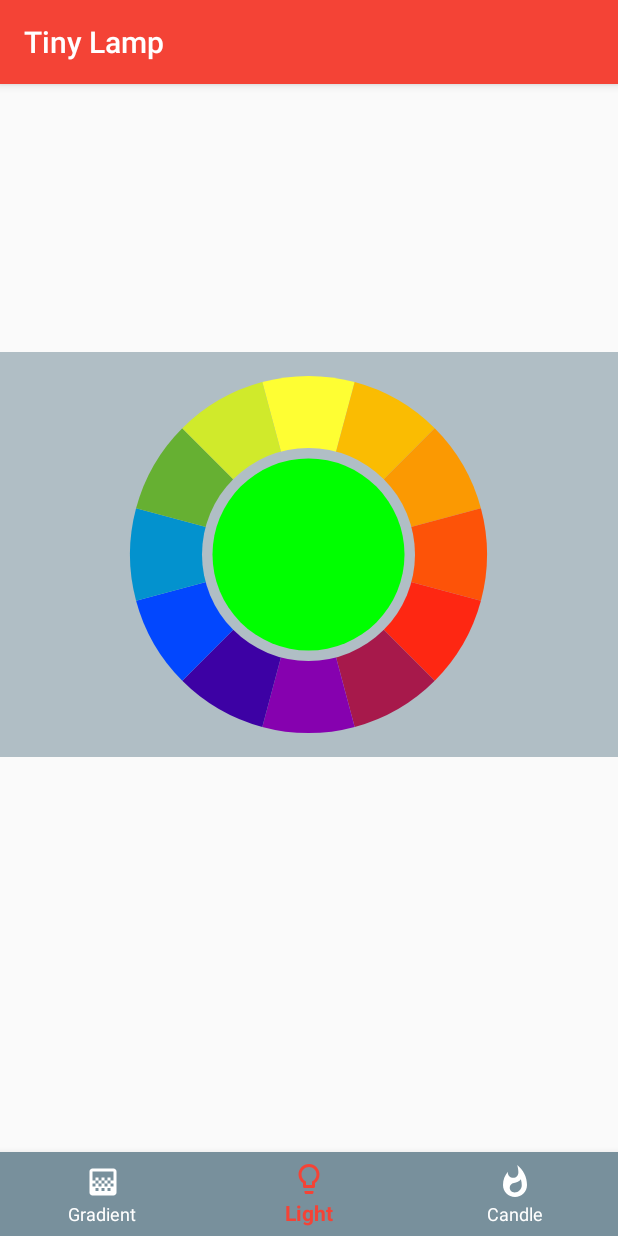
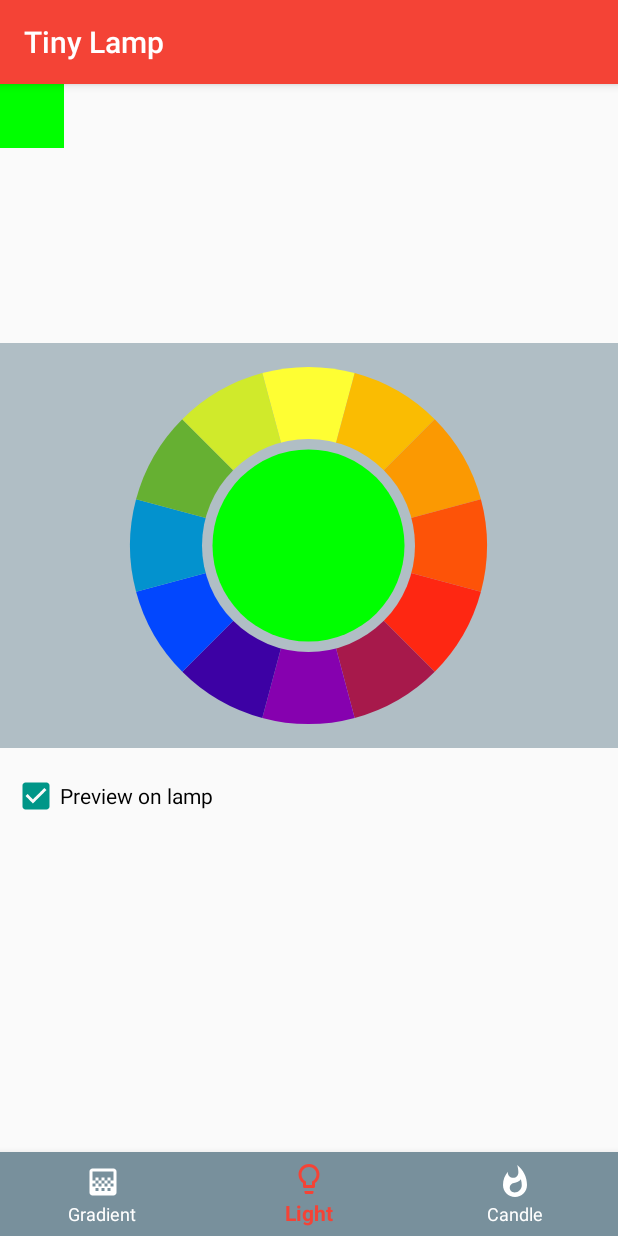
Before and after one commit to dector/tlamp, an Android app: the screen it shows after launch (MainActivity), on a phone screen of 412 x 824 dp. Run offline under Robolectric (Android 15) with nearby library versions, the light colour scheme and no system bars.

Commit message:
Android ~ Preview checkbox & lamp state visualisation

```diff
--- a/android/app/src/main/kotlin/io/github/dector/tlamp/MainActivity.kt
+++ b/android/app/src/main/kotlin/io/github/dector/tlamp/MainActivity.kt
@@ -1,14 +1,23 @@
 package io.github.dector.tlamp
 
+import android.graphics.Color
 import android.os.Bundle
+import android.support.v4.app.Fragment
 import android.support.v4.view.ViewPager
 import android.support.v7.app.AppCompatActivity
+import android.view.LayoutInflater
+import android.view.View
+import android.view.ViewGroup
+import io.github.dector.tlamp.color_wheel.solid
 import io.github.dector.tlamp.common.selectCentralItem
 import io.github.dector.tlamp.common.selectItemAtPosition
+import io.github.dector.tlamp.connection.MockLampDataLoader
 import io.github.dector.tlamp.content.ContentPagerAdapter
 import kotlinx.android.synthetic.main.activity_main.*
 
 class MainActivity : AppCompatActivity() {
+
+    private val lampDataLoader = MockLampDataLoader()
 
     override fun onCreate(savedInstanceState: Bundle?) {
         super.onCreate(savedInstanceState)
@@ -16,6 +25,11 @@ class MainActivity : AppCompatActivity() {
 
         initContent()
         initBottomNavigation()
+
+        // Debug
+        supportFragmentManager.beginTransaction()
+                .add(R.id.activity_main, DebugLampFragment(lampDataLoader))
+                .commit()
     }
 
     private fun initBottomNavigation() {
@@ -34,7 +48,7 @@ class MainActivity : AppCompatActivity() {
     }
 
     private fun initContent() {
-        content_pager.adapter = ContentPagerAdapter(supportFragmentManager)
+        content_pager.adapter = ContentPagerAdapter(supportFragmentManager, lampDataLoader)
         content_pager.addOnPageChangeListener(object : ViewPager.OnPageChangeListener {
 
             override fun onPageScrollStateChanged(state: Int) {}
@@ -43,3 +57,19 @@ class MainActivity : AppCompatActivity() {
         })
     }
 }
+
+class DebugLampFragment(private val lampDataLoader: MockLampDataLoader) : Fragment() {
+
+    override fun onCreateView(inflater: LayoutInflater?, container: ViewGroup?, savedInstanceState: Bundle?): View? {
+        return View(context, null).apply {
+            layoutParams = ViewGroup.LayoutParams(64, 64)
+            setBackgroundColor(Color.BLACK)
+
+            lampDataLoader.addColorListener(object : MockLampDataLoader.IColorListener {
+                override fun onColorChanged(color: Int) {
+                    setBackgroundColor(color.solid())
+                }
+            })
+        }
+    }
+}
--- a/android/app/src/main/kotlin/io/github/dector/tlamp/color_wheel/ColorWheelView.kt
+++ b/android/app/src/main/kotlin/io/github/dector/tlamp/color_wheel/ColorWheelView.kt
@@ -12,11 +12,6 @@ class ColorWheelView(context: Context, attrs: AttributeSet? = null) : View(conte
 
     interface OnColorSelectedListener {
         fun onColorSelected(color: Int)
-    }
-
-    init {
-        if (Build.VERSION.SDK_INT >= Build.VERSION_CODES.HONEYCOMB)
-            setLayerType(LAYER_TYPE_SOFTWARE, null)
     }
 
     var colorSelectedListener: OnColorSelectedListener? = null
@@ -69,6 +64,15 @@ class ColorWheelView(context: Context, attrs: AttributeSet? = null) : View(conte
     }
     private val gestureDetector = GestureDetector(context, gestureListener)
 
+    init {
+        if (Build.VERSION.SDK_INT >= Build.VERSION_CODES.HONEYCOMB)
+            setLayerType(LAYER_TYPE_SOFTWARE, null)
+
+        if (isInEditMode) {
+            selectedColor = 0xfd5308
+        }
+    }
+
     fun setSelectedColor(color: Int) {
         selectedColor = color
 
--- a/android/app/src/main/kotlin/io/github/dector/tlamp/connection/LampDataLoader.kt
+++ b/android/app/src/main/kotlin/io/github/dector/tlamp/connection/LampDataLoader.kt
@@ -1,4 +1,6 @@
 package io.github.dector.tlamp.connection
+
+import java.util.*
 
 interface ILampDataLoader {
 
@@ -12,6 +14,12 @@ interface ILampDataLoader {
 
 class MockLampDataLoader : ILampDataLoader {
 
+    interface IColorListener {
+        fun onColorChanged(color: Int)
+    }
+
+    private val colorListeners = ArrayList<IColorListener>()
+
     private var color = 0xFF00FF00.toInt()
 
     override fun getCurrentColor(onSuccess: (Int) -> Unit, onFail: () -> Unit) {
@@ -20,6 +28,14 @@ class MockLampDataLoader : ILampDataLoader {
 
     override fun setStaticColor(color: Int, onSuccess: () -> Unit, onFail: () -> Unit) {
         this.color = color
+
+        colorListeners.forEach { it.onColorChanged(color) }
+
         onSuccess()
     }
+
+    fun addColorListener(listener: IColorListener) {
+        colorListeners.add(listener)
+        listener.onColorChanged(color)
+    }
 }
--- a/android/app/src/main/kotlin/io/github/dector/tlamp/content/ContentPagerAdapter.kt
+++ b/android/app/src/main/kotlin/io/github/dector/tlamp/content/ContentPagerAdapter.kt
@@ -3,11 +3,12 @@ package io.github.dector.tlamp.content
 import android.support.v4.app.FragmentManager
 import android.support.v4.app.FragmentPagerAdapter
 import io.github.dector.tlamp.candle.CandleFragment
-import io.github.dector.tlamp.connection.MockLampDataLoader
+import io.github.dector.tlamp.connection.ILampDataLoader
 import io.github.dector.tlamp.gradient.GradientFragment
 import io.github.dector.tlamp.light.LightFragment
 
-class ContentPagerAdapter(fm: FragmentManager) : FragmentPagerAdapter(fm) {
+class ContentPagerAdapter(fm: FragmentManager,
+                          private val lampDataLoader: ILampDataLoader) : FragmentPagerAdapter(fm) {
 
     companion object {
         val ITEM_GRADIENT = 0
@@ -21,7 +22,7 @@ class ContentPagerAdapter(fm: FragmentManager) : FragmentPagerAdapter(fm) {
 
     override fun getItem(position: Int) = when (position) {
         ITEM_GRADIENT -> GradientFragment()
-        ITEM_LIGHT -> LightFragment(MockLampDataLoader())
+        ITEM_LIGHT -> LightFragment(lampDataLoader)
         ITEM_CANDLE -> CandleFragment()
         else -> null
     }
--- a/android/app/src/main/kotlin/io/github/dector/tlamp/light/LightFragment.kt
+++ b/android/app/src/main/kotlin/io/github/dector/tlamp/light/LightFragment.kt
@@ -12,6 +12,7 @@ import kotlinx.android.synthetic.main.fragment_light.*
 
 class LightFragment(val dataLoader: ILampDataLoader) : Fragment() {
 
+    private var lampColor = 0
     private var selectedColor = 0
 
     override fun onCreateView(inflater: LayoutInflater?, container: ViewGroup?, savedInstanceState: Bundle?)
@@ -26,25 +27,39 @@ class LightFragment(val dataLoader: ILampDataLoader) : Fragment() {
                 if (! areButtonsDisplayed()) {
                     displayButtons(true)
                 }
+
+                if (light_preview_checkbox.isChecked) {
+                    uploadColorToLamp(color, permanent = false)
+                }
             }
         }
 
         light_revert_button.setOnClickListener {
-            reloadCurrentColor()
+            restoreLampColor()
         }
 
         light_save_button.setOnClickListener {
             val newColor = selectedColor
 
-            dataLoader.setStaticColor(newColor,
-                    onSuccess = { onColorSaved(newColor) })
+            uploadColorToLamp(newColor)
+        }
+
+        light_preview_checkbox.setOnCheckedChangeListener { button, checked ->
+            if (checked)
+                uploadColorToLamp(selectedColor, permanent = false)
         }
     }
 
-    override fun onResume() {
-        super.onResume()
+    override fun onStart() {
+        super.onStart()
 
         reloadCurrentColor()
+    }
+
+    override fun onStop() {
+        super.onStop()
+
+        restoreLampColor()
     }
 
     private fun reloadCurrentColor() {
@@ -53,7 +68,17 @@ class LightFragment(val dataLoader: ILampDataLoader) : Fragment() {
         displayButtons(false)
     }
 
+    private fun restoreLampColor() {
+        uploadColorToLamp(lampColor)
+    }
+
+    private fun uploadColorToLamp(color: Int, permanent: Boolean = true) {
+        dataLoader.setStaticColor(color,
+                onSuccess = { if (permanent) onColorSaved(color) })
+    }
+
     private fun onColorLoaded(color: Int) {
+        lampColor = color
         selectedColor = color
         light_color_picker.setSelectedColor(selectedColor)
     }
--- a/android/app/src/main/res/layout/fragment_light.xml
+++ b/android/app/src/main/res/layout/fragment_light.xml
@@ -24,10 +24,19 @@
 
     </FrameLayout>
 
+    <android.support.v7.widget.AppCompatCheckBox
+        android:id="@+id/light_preview_checkbox"
+        android:layout_width="wrap_content"
+        android:layout_height="wrap_content"
+        android:layout_gravity="start"
+        android:layout_marginTop="@dimen/light_preview_marginTop"
+        android:layout_marginLeft="@dimen/light_preview_marginLeft"
+        android:checked="true"
+        android:text="@string/light.preview"/>
+
     <LinearLayout
         android:layout_width="match_parent"
         android:layout_height="wrap_content"
-        android:layout_marginTop="@dimen/light_picker_buttons_marginTop"
         android:orientation="horizontal"
         android:paddingLeft="@dimen/light_picker_buttons_paddingLeft"
         android:paddingRight="@dimen/light_picker_buttons_paddingRight">
--- a/android/app/src/main/res/values/dimens.xml
+++ b/android/app/src/main/res/values/dimens.xml
@@ -12,11 +12,10 @@
     <!-- Light screen -->
     <dimen name="light_picker_container_height">270dp</dimen>
     <dimen name="light_picker_container_padding">16dp</dimen>
+    <dimen name="light_preview_marginTop">16dp</dimen>
+    <dimen name="light_preview_marginLeft">8dp</dimen>
     <dimen name="light_picker_height">36dp</dimen>
     <dimen name="light_picker_padding">16dp</dimen>
-    <dimen name="light_picker_marginLeft">16dp</dimen>
-    <dimen name="light_picker_marginRight">16dp</dimen>
-    <dimen name="light_picker_buttons_marginTop">36dp</dimen>
     <dimen name="light_picker_buttons_paddingLeft">16dp</dimen>
     <dimen name="light_picker_buttons_paddingRight">16dp</dimen>
     <dimen name="light_picker_button_save_width">144dp</dimen>
--- a/android/app/src/main/res/values/strings.xml
+++ b/android/app/src/main/res/values/strings.xml
@@ -13,6 +13,7 @@
     <string name="main.navigation.candle">Candle</string>
 
     <!-- Light screen -->
+    <string name="light.preview">Preview on lamp</string>
     <string name="light.button.revert">Revert</string>
     <string name="light.button.save">Save</string>
 
```
